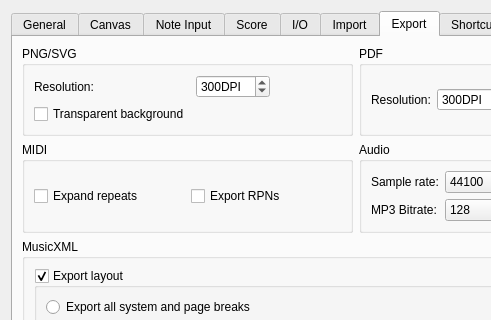
This is mscore/prefsdialog.ui in nickless81/MuseScore as Qt 5 draws it before an edit; both pictures show x 0 to 491 and y 0 to 320 of the 712 by 538 pixel window. The edited form follows.
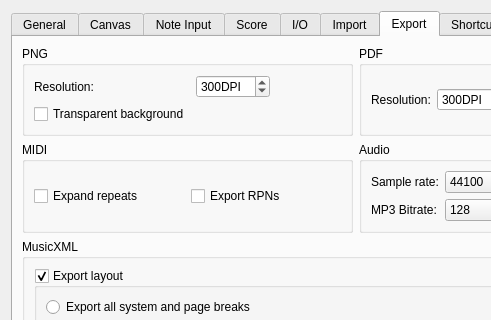
This is the edited form. The open tabs and pages were chosen to show the change. Icons and pictures are not drawn. Custom widgets are drawn as their Qt base class.

Commit message:
fix/improve command line options help texts
and fix a text in prefs dialog and in fotomode.cpp

Diff of the .ui file:
```diff
--- a/mscore/prefsdialog.ui
+++ b/mscore/prefsdialog.ui
@@ -3448,7 +3448,7 @@
        <item row="0" column="0">
         <widget class="QGroupBox" name="groupBox_9">
          <property name="title">
-          <string>PNG/SVG</string>
+          <string>PNG</string>
          </property>
          <layout class="QGridLayout" name="gridLayout_8">
           <item row="0" column="0">
```
The commit also changes 2 other files.
